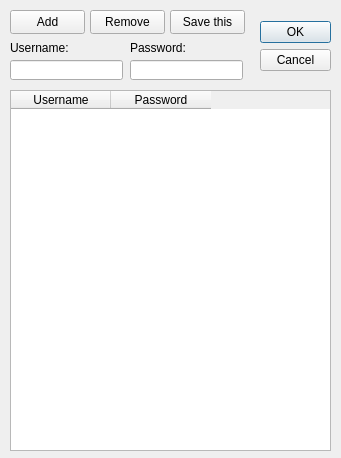
Above: ui_parts/edit.ui from cca2878/autobox before the change. Below: the same form after it.
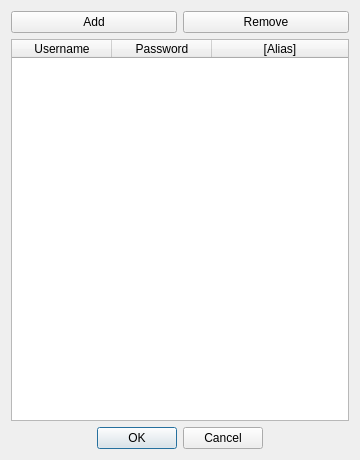
That is the form after the change.

The edit to the form file:
```diff
--- a/ui_parts/edit.ui
+++ b/ui_parts/edit.ui
@@ -9,22 +9,34 @@
             <rect>
                 <x>0</x>
                 <y>0</y>
-                <width>341</width>
-                <height>458</height>
+                <width>360</width>
+                <height>460</height>
             </rect>
         </property>
         <property name="windowTitle">
             <string>Edit accounts</string>
         </property>
+        <layout class="QVBoxLayout" name="verticalLayout">
+            <item>
+                <layout class="QHBoxLayout" name="horizontalLayout">
+                    <item>
+                        <widget class="QPushButton" name="btnAdd">
+                            <property name="text">
+                                <string>Add</string>
+                            </property>
+                        </widget>
+                    </item>
+                    <item>
+                        <widget class="QPushButton" name="btnRm">
+                            <property name="text">
+                                <string>Remove</string>
+                            </property>
+                        </widget>
+                    </item>
+                </layout>
+            </item>
+            <item>
         <widget class="QTableWidget" name="tableWidget">
-            <property name="geometry">
-                <rect>
-                    <x>10</x>
-                    <y>90</y>
-                    <width>321</width>
-                    <height>361</height>
-                </rect>
-            </property>
             <property name="editTriggers">
                 <set>QAbstractItemView::NoEditTriggers</set>
             </property>
@@ -34,6 +46,9 @@
             <property name="selectionBehavior">
                 <enum>QAbstractItemView::SelectRows</enum>
             </property>
+                    <property name="textElideMode">
+                        <enum>Qt::ElideRight</enum>
+                    </property>
             <property name="verticalScrollMode">
                 <enum>QAbstractItemView::ScrollPerPixel</enum>
             </property>
@@ -44,11 +59,14 @@
                 <bool>true</bool>
             </property>
             <property name="cornerButtonEnabled">
-                <bool>true</bool>
+                        <bool>false</bool>
             </property>
             <attribute name="horizontalHeaderHighlightSections">
                 <bool>false</bool>
             </attribute>
+                    <attribute name="horizontalHeaderStretchLastSection">
+                        <bool>true</bool>
+                    </attribute>
             <attribute name="verticalHeaderVisible">
                 <bool>false</bool>
             </attribute>
@@ -65,91 +83,15 @@
                     <string>Password</string>
                 </property>
             </column>
-        </widget>
-        <widget class="QPushButton" name="btnAdd">
-            <property name="geometry">
-                <rect>
-                    <x>10</x>
-                    <y>10</y>
-                    <width>75</width>
-                    <height>24</height>
-                </rect>
-            </property>
+                    <column>
             <property name="text">
-                <string>Add</string>
-            </property>
-        </widget>
-        <widget class="QPushButton" name="btnRm">
-            <property name="geometry">
-                <rect>
-                    <x>90</x>
-                    <y>10</y>
-                    <width>75</width>
-                    <height>24</height>
-                </rect>
-            </property>
-            <property name="text">
-                <string>Remove</string>
-            </property>
-        </widget>
-        <widget class="QLineEdit" name="inputUn">
-            <property name="geometry">
-                <rect>
-                    <x>10</x>
-                    <y>60</y>
-                    <width>113</width>
-                    <height>20</height>
-                </rect>
-            </property>
-        </widget>
-        <widget class="QLabel" name="labelUn">
-            <property name="geometry">
-                <rect>
-                    <x>10</x>
-                    <y>40</y>
-                    <width>71</width>
-                    <height>16</height>
-                </rect>
-            </property>
-            <property name="text">
-                <string>Username:</string>
-            </property>
-        </widget>
-        <widget class="QLabel" name="labelPw">
-            <property name="geometry">
-                <rect>
-                    <x>130</x>
-                    <y>40</y>
-                    <width>71</width>
-                    <height>16</height>
-                </rect>
-            </property>
-            <property name="text">
-                <string>Password:</string>
-            </property>
-        </widget>
-        <widget class="QLineEdit" name="inputPw">
-            <property name="geometry">
-                <rect>
-                    <x>130</x>
-                    <y>60</y>
-                    <width>113</width>
-                    <height>20</height>
-                </rect>
-            </property>
-        </widget>
+                            <string>[Alias]</string>
+                        </property>
+                    </column>
+                </widget>
+            </item>
+            <item>
         <widget class="QDialogButtonBox" name="buttonBox">
-            <property name="geometry">
-                <rect>
-                    <x>260</x>
-                    <y>10</y>
-                    <width>71</width>
-                    <height>71</height>
-                </rect>
-            </property>
-            <property name="orientation">
-                <enum>Qt::Vertical</enum>
-            </property>
             <property name="standardButtons">
                 <set>QDialogButtonBox::Cancel|QDialogButtonBox::Ok</set>
             </property>
@@ -157,19 +99,8 @@
                 <bool>true</bool>
             </property>
         </widget>
-        <widget class="QPushButton" name="btnSvts">
-            <property name="geometry">
-                <rect>
-                    <x>170</x>
-                    <y>10</y>
-                    <width>75</width>
-                    <height>24</height>
-                </rect>
-            </property>
-            <property name="text">
-                <string>Save this</string>
-            </property>
-        </widget>
+            </item>
+        </layout>
     </widget>
     <resources/>
     <connections/>
```
Left out of the diff: 7 changed lines with no effect on the pictures. Lines whose indentation alone changed are shown as unchanged.
